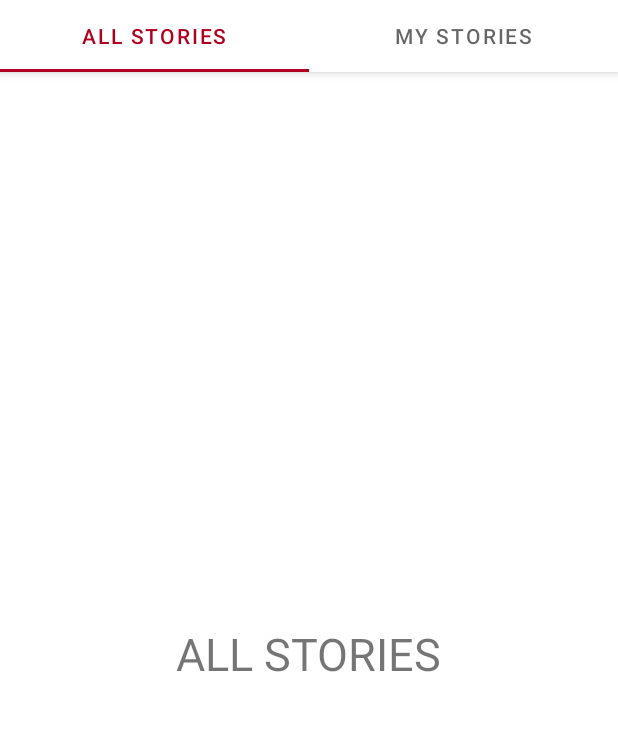
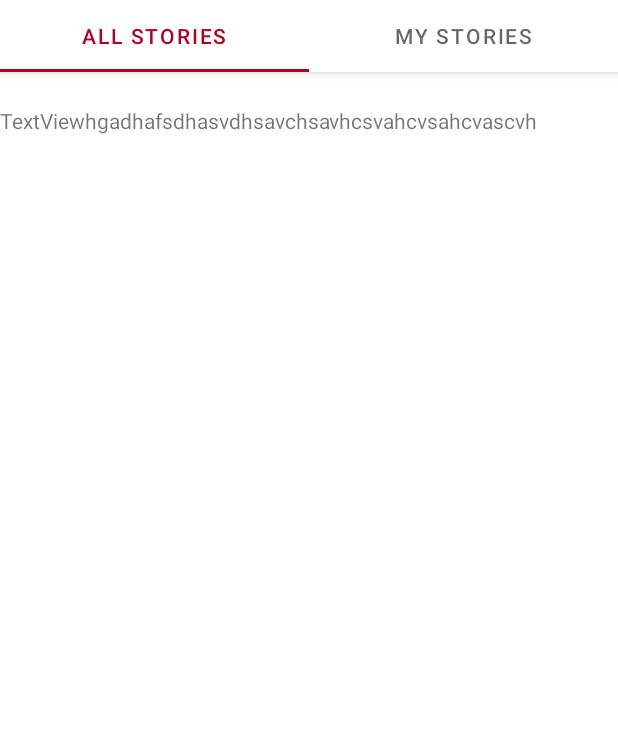
Before and after one commit to janhavi544/ReaditSoon, an Android app: the screen it shows after launch (MainActivity), on a phone screen of 412 x 824 dp, the part 84-815 px from its top. Run offline under Robolectric (Android 15) with nearby library versions, the phone set to English and light mode, and no system bars.

Commit message:
layout done

```diff
--- a/app/src/main/java/com/readitsoon/pabbas/allStoriesFragment.java
+++ b/app/src/main/java/com/readitsoon/pabbas/allStoriesFragment.java
@@ -1,64 +1,27 @@
 package com.readitsoon.pabbas;
 
 import android.os.Bundle;
-
-import androidx.fragment.app.Fragment;
-
 import android.view.LayoutInflater;
 import android.view.View;
 import android.view.ViewGroup;
 
-/**
- * A simple {@link Fragment} subclass.
- * Use the {@link allStoriesFragment#newInstance} factory method to
- * create an instance of this fragment.
- */
+import androidx.annotation.NonNull;
+import androidx.annotation.Nullable;
+import androidx.fragment.app.Fragment;
+
 public class allStoriesFragment extends Fragment {
+    @Override
+    public void onCreate(@Nullable Bundle savedInstanceState) {
+        super.onCreate(savedInstanceState);
 
-    // TODO: Rename parameter arguments, choose names that match
-    // the fragment initialization parameters, e.g. ARG_ITEM_NUMBER
-    private static final String ARG_PARAM1 = "param1";
-    private static final String ARG_PARAM2 = "param2";
-
-    // TODO: Rename and change types of parameters
-    private String mParam1;
-    private String mParam2;
-
-    public allStoriesFragment() {
-        // Required empty public constructor
     }
 
-    /**
-     * Use this factory method to create a new instance of
-     * this fragment using the provided parameters.
-     *
-     * @param param1 Parameter 1.
-     * @param param2 Parameter 2.
-     * @return A new instance of fragment allStoriesFragment.
-     */
-    // TODO: Rename and change types and number of parameters
-    public static allStoriesFragment newInstance(String param1, String param2) {
-        allStoriesFragment fragment = new allStoriesFragment();
-        Bundle args = new Bundle();
-        args.putString(ARG_PARAM1, param1);
-        args.putString(ARG_PARAM2, param2);
-        fragment.setArguments(args);
-        return fragment;
-    }
+    @Nullable
+    @Override
+    public View onCreateView(@NonNull LayoutInflater inflater, @Nullable ViewGroup container, @Nullable Bundle savedInstanceState) {
+        final View v = inflater.inflate(R.layout.all_stories_fragment, container, false);
 
-    @Override
-    public void onCreate(Bundle savedInstanceState) {
-        super.onCreate(savedInstanceState);
-        if (getArguments() != null) {
-            mParam1 = getArguments().getString(ARG_PARAM1);
-            mParam2 = getArguments().getString(ARG_PARAM2);
-        }
-    }
 
-    @Override
-    public View onCreateView(LayoutInflater inflater, ViewGroup container,
-                             Bundle savedInstanceState) {
-        // Inflate the layout for this fragment
-        return inflater.inflate(R.layout.fragment_all_stories, container, false);
+        return v;
     }
 }
--- a/app/src/main/java/com/readitsoon/pabbas/myStoriesFragment.java
+++ b/app/src/main/java/com/readitsoon/pabbas/myStoriesFragment.java
@@ -1,64 +1,27 @@
 package com.readitsoon.pabbas;
 
 import android.os.Bundle;
-
-import androidx.fragment.app.Fragment;
-
 import android.view.LayoutInflater;
 import android.view.View;
 import android.view.ViewGroup;
 
-/**
- * A simple {@link Fragment} subclass.
- * Use the {@link myStoriesFragment#newInstance} factory method to
- * create an instance of this fragment.
- */
+import androidx.annotation.NonNull;
+import androidx.annotation.Nullable;
+import androidx.fragment.app.Fragment;
+
 public class myStoriesFragment extends Fragment {
+    @Override
+    public void onCreate(@Nullable Bundle savedInstanceState) {
+        super.onCreate(savedInstanceState);
 
-    // TODO: Rename parameter arguments, choose names that match
-    // the fragment initialization parameters, e.g. ARG_ITEM_NUMBER
-    private static final String ARG_PARAM1 = "param1";
-    private static final String ARG_PARAM2 = "param2";
-
-    // TODO: Rename and change types of parameters
-    private String mParam1;
-    private String mParam2;
-
-    public myStoriesFragment() {
-        // Required empty public constructor
     }
 
-    /**
-     * Use this factory method to create a new instance of
-     * this fragment using the provided parameters.
-     *
-     * @param param1 Parameter 1.
-     * @param param2 Parameter 2.
-     * @return A new instance of fragment myStoriesFragment.
-     */
-    // TODO: Rename and change types and number of parameters
-    public static myStoriesFragment newInstance(String param1, String param2) {
-        myStoriesFragment fragment = new myStoriesFragment();
-        Bundle args = new Bundle();
-        args.putString(ARG_PARAM1, param1);
-        args.putString(ARG_PARAM2, param2);
-        fragment.setArguments(args);
-        return fragment;
-    }
+    @Nullable
+    @Override
+    public View onCreateView(@NonNull LayoutInflater inflater, @Nullable ViewGroup container, @Nullable Bundle savedInstanceState) {
+        final View v = inflater.inflate(R.layout.my_stories_fragment, container, false);
 
-    @Override
-    public void onCreate(Bundle savedInstanceState) {
-        super.onCreate(savedInstanceState);
-        if (getArguments() != null) {
-            mParam1 = getArguments().getString(ARG_PARAM1);
-            mParam2 = getArguments().getString(ARG_PARAM2);
-        }
-    }
 
-    @Override
-    public View onCreateView(LayoutInflater inflater, ViewGroup container,
-                             Bundle savedInstanceState) {
-        // Inflate the layout for this fragment
-        return inflater.inflate(R.layout.fragment_my_stories, container, false);
+        return v;
     }
 }
--- /dev/null
+++ b/app/src/main/res/layout/all_stories_fragment.xml
@@ -0,0 +1,17 @@
+<?xml version="1.0" encoding="utf-8"?>
+<androidx.constraintlayout.widget.ConstraintLayout
+    xmlns:android="http://schemas.android.com/apk/res/android"
+    xmlns:app="http://schemas.android.com/apk/res-auto"
+    android:layout_width="match_parent"
+    android:layout_height="match_parent">
+
+    <TextView
+        android:id="@+id/textView"
+        android:layout_width="wrap_content"
+        android:layout_height="wrap_content"
+        android:layout_marginBottom="712dp"
+        android:text="TextViewhgadhafsdhasvdhsavchsavhcsvahcvsahcvascvh"
+        app:layout_constraintBottom_toBottomOf="parent"
+        app:layout_constraintStart_toStartOf="parent"
+        app:layout_constraintTop_toTopOf="parent" />
+</androidx.constraintlayout.widget.ConstraintLayout>
--- a/app/src/main/res/layout/fragment_all_stories.xml
+++ /dev/null
@@ -1,16 +0,0 @@
-<?xml version="1.0" encoding="utf-8"?>
-<RelativeLayout xmlns:android="http://schemas.android.com/apk/res/android"
-    xmlns:tools="http://schemas.android.com/tools"
-    android:layout_width="match_parent"
-    android:layout_height="match_parent"
-    tools:context=".allStoriesFragment">
-
-    <!-- TODO: Update blank fragment layout -->
-    <TextView
-        android:layout_width="wrap_content"
-        android:layout_height="wrap_content"
-        android:text="ALL STORIES"
-        android:textSize="30dp"
-        android:layout_centerInParent="true"/>
-
-</RelativeLayout>
```
Also changed, not shown: app/src/main/res/layout/fragment_my_stories.xml (deleted, +0 -16 lines), app/src/main/res/layout/my_stories_fragment.xml (added, +15 -0 lines).
